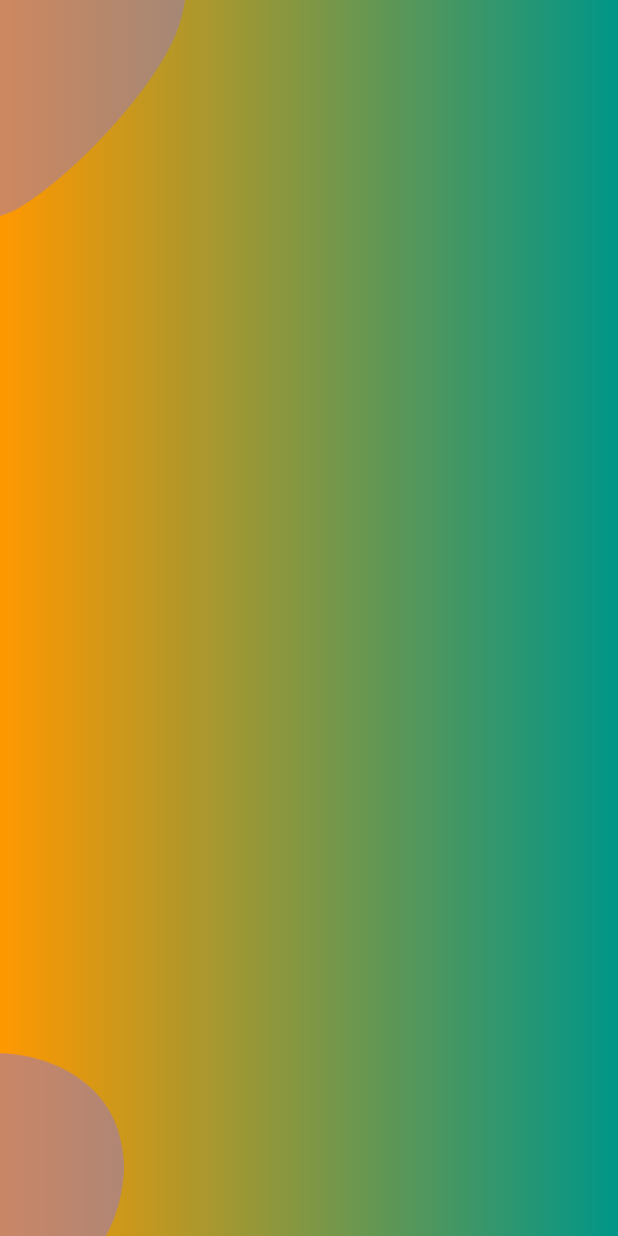
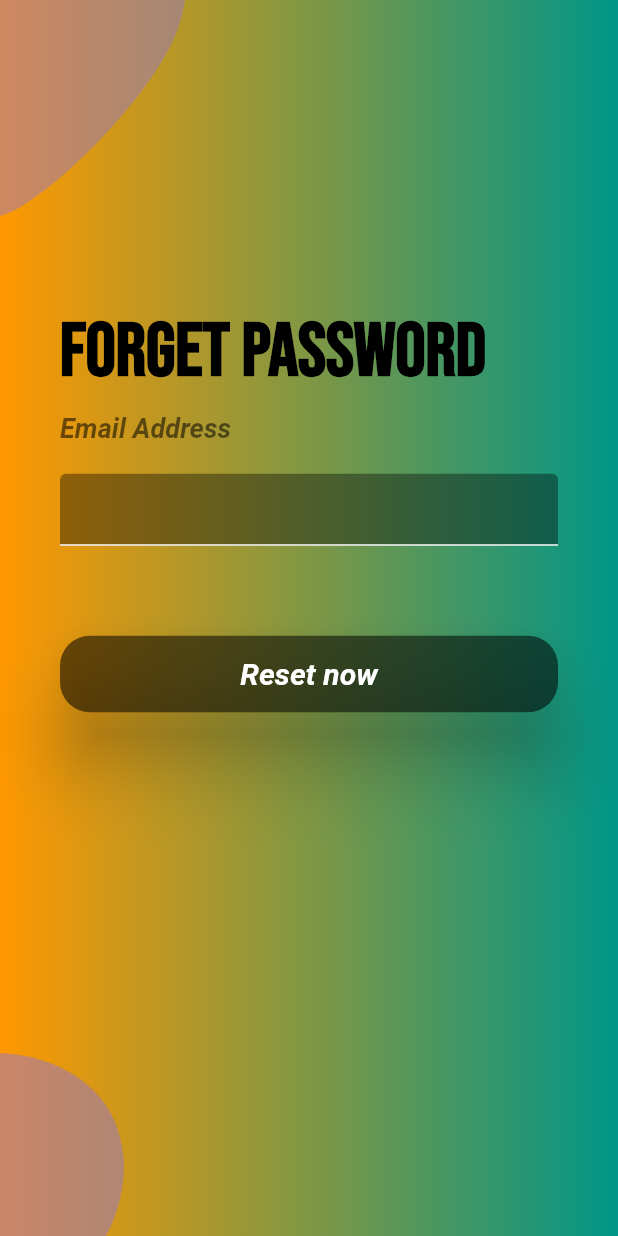
Before and after one commit to MuhammadShafad/Olx-Clone-App, a Flutter app: the HomeScreen screen opened directly, after a tap on the "logout" icon, after a tap on "Forget Password", on a phone screen of 412 x 824 dp. Run offline on Flutter 3.47's test engine with Material 2 defaults, Android fonts, the light colour scheme and no system bars; our stand-ins replace cloud_firestore, firebase_auth, firebase_core, firebase_storage, image_cropper, image_picker; accounts and stored records are empty; network calls fail.

Commit message:
Final Commit

```diff
--- a/lib/ForgetPassword/background.dart
+++ b/lib/ForgetPassword/background.dart
@@ -1,6 +1,9 @@
 import 'package:flutter/material.dart';
 
 class ForgetBackground extends StatelessWidget {
+
+  final Widget child;
+  ForgetBackground({required this.child});
 
   @override
   Widget build(BuildContext context) {
@@ -36,6 +39,7 @@ class ForgetBackground extends StatelessWidget {
               width: size.width * 0.2,
             ),
           ),
+          child,
         ],
       ),
     );
--- a/lib/ForgetPassword/body.dart
+++ b/lib/ForgetPassword/body.dart
@@ -1,4 +1,8 @@
+import 'package:firebase_auth/firebase_auth.dart';
 import 'package:flutter/material.dart';
+import 'package:pet_sell_app/DialogBox/error_dialog.dart';
+import 'package:pet_sell_app/ForgetPassword/background.dart';
+import 'package:pet_sell_app/LoginScreen/login_screen.dart';
 
 class ForgetBody extends StatefulWidget {
 
@@ -7,8 +11,100 @@ class ForgetBody extends StatefulWidget {
 }
 
 class _ForgetBodyState extends State<ForgetBody> {
+
+  final FirebaseAuth _auth = FirebaseAuth.instance;
+
+  final TextEditingController _forgetPassTextController = TextEditingController(text: '');
+
+  void _forgetPassSubmitForm() async
+  {
+    try
+    {
+      await _auth.sendPasswordResetEmail(
+        email: _forgetPassTextController.text,
+      );
+      // ignore: use_build_context_synchronously
+      Navigator.pushReplacement(context,
+          MaterialPageRoute(builder: (context) => LoginScreen()));
+    }catch(error)
+    {
+      ErrorAlertDialog(message: error.toString(),);
+    }
+  }
+
   @override
   Widget build(BuildContext context) {
-    return const Placeholder();
+    Size size = MediaQuery.of(context).size;
+    return ForgetBackground(
+      child: Stack(
+        children: [
+          Padding(
+              padding: const EdgeInsets.symmetric(horizontal: 40, vertical: 40),
+              child: ListView(
+                children: [
+                  SizedBox(height: size.height * 0.2,),
+                  const Text(
+                    'Forget Password',
+                    style: TextStyle(
+                      color: Colors.black,
+                      fontWeight: FontWeight.bold,
+                      fontSize: 50,
+                      fontFamily: 'Bebas',
+                    ),
+                  ),
+                  const SizedBox(height: 10,),
+                  const Text(
+                    'Email Address',
+                    style: TextStyle(
+                      color: Colors.black54,
+                      fontSize: 18,
+                      fontWeight: FontWeight.bold,
+                      fontStyle: FontStyle.italic,
+                    ),
+                  ),
+                  const SizedBox(height: 20,),
+                  TextField(
+                    controller: _forgetPassTextController,
+                    decoration: const InputDecoration(
+                      filled: true,
+                      fillColor: Colors.black38,
+                      enabledBorder: UnderlineInputBorder(
+                        borderSide: BorderSide(color: Colors.white),
+                      ),
+                      focusedBorder: UnderlineInputBorder(
+                        borderSide: BorderSide(color: Colors.white),
+                      ),
+                    ),
+                  ),
+                  const SizedBox(height: 60,),
+                  MaterialButton(
+                    onPressed: ()
+                    {
+                      _forgetPassSubmitForm();
+                    },
+                    color: Colors.black54,
+                    elevation: 20,
+                    shape: RoundedRectangleBorder(
+                      borderRadius: BorderRadius.circular(20),
+                    ),
+                    child: const Padding(
+                      padding: EdgeInsets.symmetric(vertical: 14),
+                      child: Text(
+                        'Reset now',
+                        style: TextStyle(
+                          color: Colors.white,
+                          fontWeight: FontWeight.bold,
+                          fontStyle: FontStyle.italic,
+                          fontSize: 20,
+                        ),
+                      ),
+                    ),
+                  ),
+                ],
+              ),
+          ),
+        ],
+      ),
+    );
   }
 }
--- a/lib/ForgetPassword/forget_password.dart
+++ b/lib/ForgetPassword/forget_password.dart
@@ -1,5 +1,5 @@
 import 'package:flutter/material.dart';
-import 'package:pet_sell_app/ForgetPassword/background.dart';
+import 'package:pet_sell_app/ForgetPassword/body.dart';
 
 class ForgetPassword extends StatefulWidget {
 
@@ -11,7 +11,7 @@ class _ForgetPasswordState extends State<ForgetPassword> {
   @override
   Widget build(BuildContext context) {
     return Scaffold(
-      body: ForgetBackground(),
+      body: ForgetBody(),
     );
   }
 }
--- a/lib/HomeScreen/home_screen.dart
+++ b/lib/HomeScreen/home_screen.dart
@@ -11,7 +11,17 @@ class HomeScreen extends StatefulWidget {
 class _HomeScreenState extends State<HomeScreen> {
   @override
   Widget build(BuildContext context) {
-    return Scaffold(
+    return Container(
+      decoration: const BoxDecoration(
+        gradient: LinearGradient(
+          colors: [Colors.orange, Colors.teal,],
+          begin: Alignment.centerLeft,
+          end: Alignment.centerRight,
+          stops: [0.0, 1.0],
+          tileMode: TileMode.clamp,
+        ),
+      ),
+      child: Scaffold(
         appBar: AppBar(title: const Text("Home Screen"),
         leading: GestureDetector(
           onTap: ()
@@ -25,6 +35,7 @@ class _HomeScreenState extends State<HomeScreen> {
           ),
         ),
         ),
+      ),
     );
   }
 }
```
Lines whose indentation alone changed are shown as unchanged.
